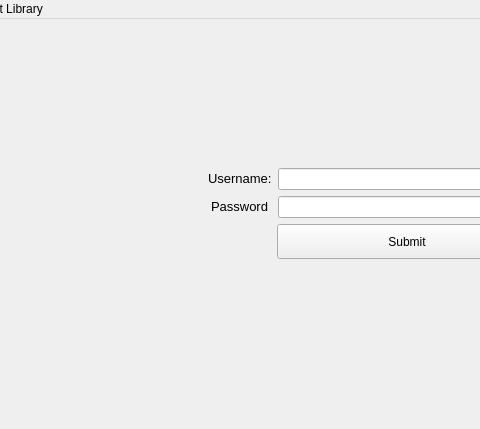
Old version of the form BMS/mainwindow.ui in the repository hoangtrungnguyen1010/Library-Management; both pictures show x 108 to 588 and y 0 to 429 of the 723 by 429 pixel window.
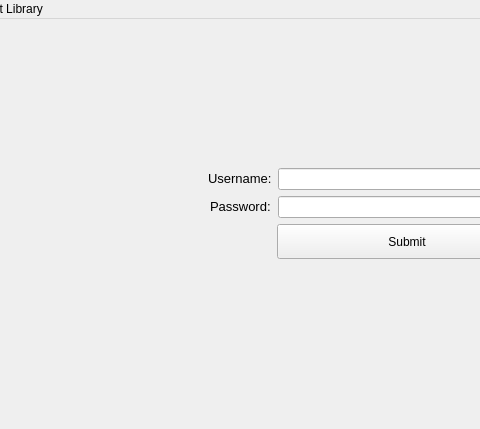
New version of the form. Icons and pictures are not drawn.

What changed in the file:
```diff
--- a/BMS/mainwindow.ui
+++ b/BMS/mainwindow.ui
@@ -71,7 +71,7 @@
          </widget>
         </item>
         <item>
-         <widget class="QWidget" name="" native="true">
+         <widget class="QWidget" name="widget" native="true">
           <property name="enabled">
            <bool>true</bool>
           </property>
@@ -112,7 +112,7 @@
            <item row="2" column="0">
             <widget class="QLabel" name="label_2">
              <property name="text">
-              <string>&lt;html&gt;&lt;head/&gt;&lt;body&gt;&lt;p&gt;&lt;span style=&quot; font-size:10pt;&quot;&gt;Password&lt;/span&gt;&lt;/p&gt;&lt;/body&gt;&lt;/html&gt;</string>
+              <string>&lt;html&gt;&lt;head/&gt;&lt;body&gt;&lt;p&gt;&lt;span style=&quot; font-size:10pt;&quot;&gt;Password:&lt;/span&gt;&lt;/p&gt;&lt;/body&gt;&lt;/html&gt;</string>
              </property>
             </widget>
            </item>
```
